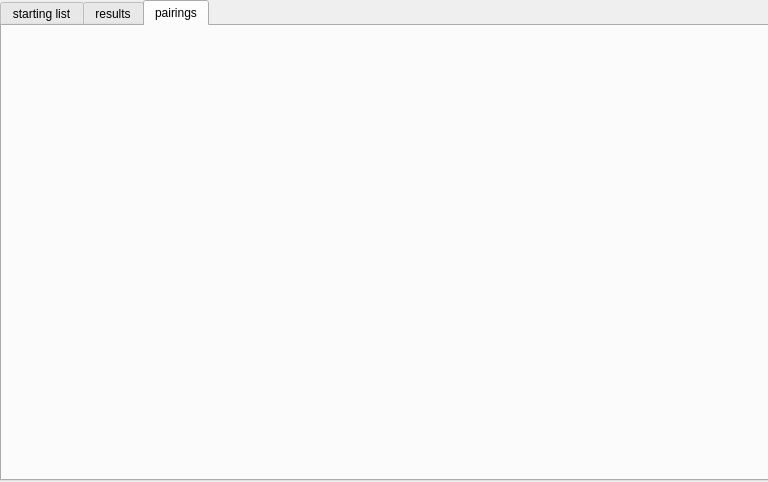
Before: the Qt Designer form chess_pairing_program/pairings.ui in szachiszta/chess-pairing-program, drawn with Qt 5.
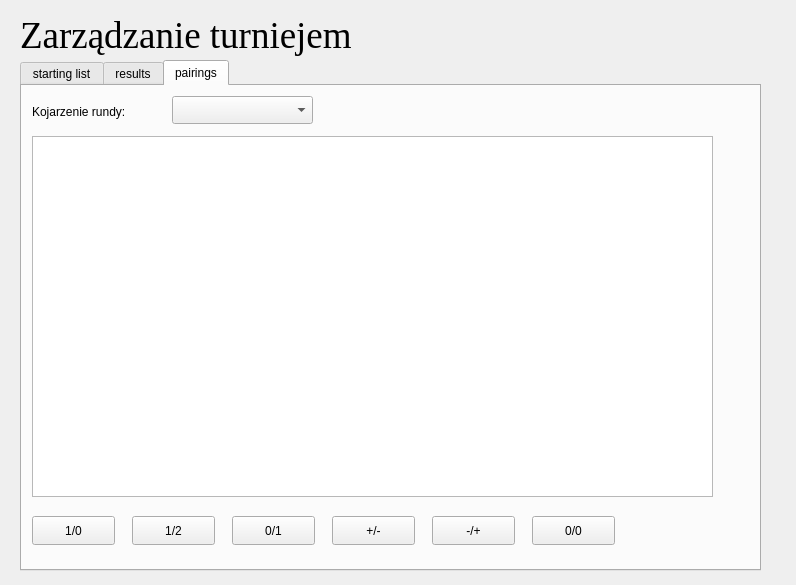
After: the same form once the commit is applied. The open tabs and pages were chosen to show the change.

```diff
--- a/chess_pairing_program/pairings.ui
+++ b/chess_pairing_program/pairings.ui
@@ -6,8 +6,8 @@
    <rect>
     <x>0</x>
     <y>0</y>
-    <width>768</width>
-    <height>482</height>
+    <width>796</width>
+    <height>585</height>
    </rect>
   </property>
   <property name="windowTitle">
@@ -16,14 +16,19 @@
   <widget class="QTabWidget" name="tabWidget">
    <property name="geometry">
     <rect>
-     <x>0</x>
-     <y>0</y>
-     <width>791</width>
-     <height>481</height>
+     <x>20</x>
+     <y>60</y>
+     <width>741</width>
+     <height>511</height>
     </rect>
    </property>
+   <property name="font">
+    <font>
+     <family>Liberation Sans</family>
+    </font>
+   </property>
    <property name="currentIndex">
-    <number>2</number>
+    <number>1</number>
    </property>
    <widget class="QWidget" name="starting_list">
     <attribute name="title">
@@ -44,13 +49,207 @@
     <attribute name="title">
      <string>results</string>
     </attribute>
+    <widget class="QTableView" name="results_table">
+     <property name="geometry">
+      <rect>
+       <x>20</x>
+       <y>40</y>
+       <width>691</width>
+       <height>421</height>
+      </rect>
+     </property>
+    </widget>
+    <widget class="QPushButton" name="pushButton_2">
+     <property name="geometry">
+      <rect>
+       <x>120</x>
+       <y>10</y>
+       <width>83</width>
+       <height>21</height>
+      </rect>
+     </property>
+     <property name="text">
+      <string>Kobiety</string>
+     </property>
+    </widget>
+    <widget class="QPushButton" name="pushButton_3">
+     <property name="geometry">
+      <rect>
+       <x>220</x>
+       <y>10</y>
+       <width>83</width>
+       <height>21</height>
+      </rect>
+     </property>
+     <property name="text">
+      <string>Juniorzy</string>
+     </property>
+    </widget>
+    <widget class="QPushButton" name="pushButton_4">
+     <property name="geometry">
+      <rect>
+       <x>20</x>
+       <y>10</y>
+       <width>83</width>
+       <height>21</height>
+      </rect>
+     </property>
+     <property name="text">
+      <string>Ogólne</string>
+     </property>
+    </widget>
    </widget>
    <widget class="QWidget" name="pairings_table">
     <attribute name="title">
      <string>pairings</string>
     </attribute>
+    <widget class="QTableView" name="pairings_round">
+     <property name="geometry">
+      <rect>
+       <x>10</x>
+       <y>50</y>
+       <width>681</width>
+       <height>361</height>
+      </rect>
+     </property>
+     <property name="font">
+      <font>
+       <family>Liberation Sans</family>
+      </font>
+     </property>
+    </widget>
+    <widget class="QComboBox" name="current_round">
+     <property name="geometry">
+      <rect>
+       <x>150</x>
+       <y>10</y>
+       <width>141</width>
+       <height>28</height>
+      </rect>
+     </property>
+     <property name="font">
+      <font>
+       <family>Liberation Sans</family>
+      </font>
+     </property>
+    </widget>
+    <widget class="QLabel" name="label">
+     <property name="geometry">
+      <rect>
+       <x>10</x>
+       <y>10</y>
+       <width>121</width>
+       <height>31</height>
+      </rect>
+     </property>
+     <property name="font">
+      <font>
+       <family>Liberation Sans</family>
+      </font>
+     </property>
+     <property name="text">
+      <string>Kojarzenie rundy: </string>
+     </property>
+    </widget>
+    <widget class="QPushButton" name="b1_0">
+     <property name="geometry">
+      <rect>
+       <x>10</x>
+       <y>430</y>
+       <width>83</width>
+       <height>29</height>
+      </rect>
+     </property>
+     <property name="text">
+      <string>1/0</string>
+     </property>
+    </widget>
+    <widget class="QPushButton" name="b_1_2">
+     <property name="geometry">
+      <rect>
+       <x>110</x>
+       <y>430</y>
+       <width>83</width>
+       <height>29</height>
+      </rect>
+     </property>
+     <property name="text">
+      <string>1/2</string>
+     </property>
+    </widget>
+    <widget class="QPushButton" name="b_p_m">
+     <property name="geometry">
+      <rect>
+       <x>310</x>
+       <y>430</y>
+       <width>83</width>
+       <height>29</height>
+      </rect>
+     </property>
+     <property name="text">
+      <string>+/-</string>
+     </property>
+    </widget>
+    <widget class="QPushButton" name="b_0_1">
+     <property name="geometry">
+      <rect>
+       <x>210</x>
+       <y>430</y>
+       <width>83</width>
+       <height>29</height>
+      </rect>
+     </property>
+     <property name="text">
+      <string>0/1</string>
+     </property>
+    </widget>
+    <widget class="QPushButton" name="b_m_p">
+     <property name="geometry">
+      <rect>
+       <x>410</x>
+       <y>430</y>
+       <width>83</width>
+       <height>29</height>
+      </rect>
+     </property>
+     <property name="text">
+      <string>-/+</string>
+     </property>
+    </widget>
+    <widget class="QPushButton" name="b_0_0">
+     <property name="geometry">
+      <rect>
+       <x>510</x>
+       <y>430</y>
+       <width>83</width>
+       <height>29</height>
+      </rect>
+     </property>
+     <property name="text">
+      <string>0/0</string>
+     </property>
+    </widget>
    </widget>
   </widget>
+  <widget class="QLabel" name="label_2">
+   <property name="geometry">
+    <rect>
+     <x>20</x>
+     <y>10</y>
+     <width>811</width>
+     <height>51</height>
+    </rect>
+   </property>
+   <property name="font">
+    <font>
+     <family>Liberation Serif</family>
+     <pointsize>28</pointsize>
+    </font>
+   </property>
+   <property name="text">
+    <string>Zarządzanie turniejem</string>
+   </property>
+  </widget>
  </widget>
  <resources/>
  <connections/>
```
